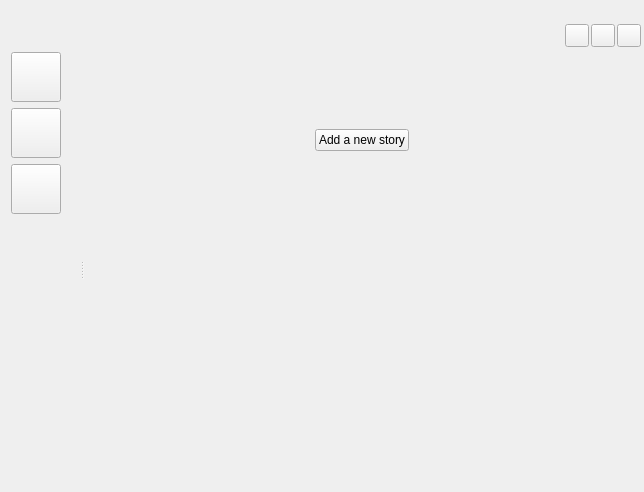
The window that ui/home_view.ui (zkovari/plotlyst) describes before a commit, drawn with Qt 5.
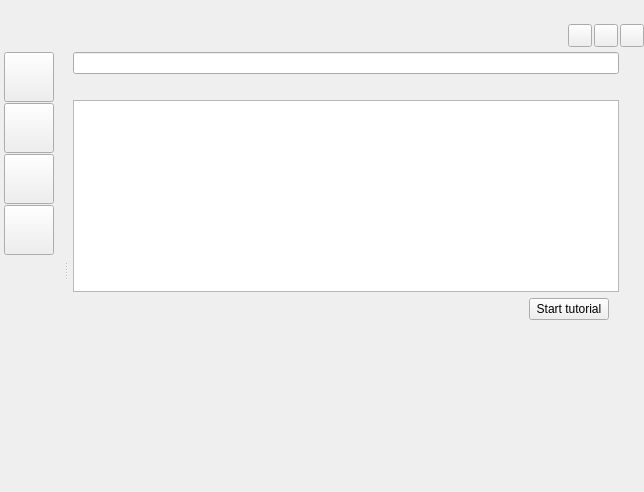
The same window after the commit. The open tabs and pages were chosen to show the change.

Patch:
```diff
--- a/ui/home_view.ui
+++ b/ui/home_view.ui
@@ -18,16 +18,16 @@
     <number>0</number>
    </property>
    <property name="leftMargin">
-    <number>2</number>
+    <number>0</number>
    </property>
    <property name="topMargin">
     <number>0</number>
    </property>
    <property name="rightMargin">
-    <number>3</number>
+    <number>0</number>
    </property>
    <property name="bottomMargin">
-    <number>2</number>
+    <number>0</number>
    </property>
    <item>
     <widget class="QWidget" name="wdgTop" native="true">
@@ -121,9 +121,18 @@
         <bool>true</bool>
        </property>
        <layout class="QVBoxLayout" name="verticalLayout_3">
+        <property name="spacing">
+         <number>1</number>
+        </property>
+        <property name="leftMargin">
+         <number>4</number>
+        </property>
         <property name="topMargin">
          <number>5</number>
         </property>
+        <property name="rightMargin">
+         <number>2</number>
+        </property>
         <item>
          <widget class="QToolButton" name="btnLibrary">
           <property name="minimumSize">
@@ -170,6 +179,52 @@
           </attribute>
          </widget>
         </item>
+        <item>
+         <widget class="QToolButton" name="btnTutorials">
+          <property name="minimumSize">
+           <size>
+            <width>50</width>
+            <height>50</height>
+           </size>
+          </property>
+          <property name="maximumSize">
+           <size>
+            <width>50</width>
+            <height>50</height>
+           </size>
+          </property>
+          <property name="cursor">
+           <cursorShape>PointingHandCursor</cursorShape>
+          </property>
+          <property name="toolTip">
+           <string>Tutorials</string>
+          </property>
+          <property name="text">
+           <string/>
+          </property>
+          <property name="iconSize">
+           <size>
+            <width>32</width>
+            <height>32</height>
+           </size>
+          </property>
+          <property name="checkable">
+           <bool>true</bool>
+          </property>
+          <property name="base" stdset="0">
+           <bool>false</bool>
+          </property>
+          <property name="main-navbar" stdset="0">
+           <bool>true</bool>
+          </property>
+          <property name="transparent" stdset="0">
+           <bool>true</bool>
+          </property>
+          <attribute name="buttonGroup">
+           <string notr="true">buttonGroup</string>
+          </attribute>
+         </widget>
+        </item>
         <item>
          <widget class="QToolButton" name="btnProgress">
           <property name="minimumSize">
@@ -817,6 +872,182 @@
          </item>
         </layout>
        </widget>
+       <widget class="QWidget" name="pageTutorials">
+        <layout class="QHBoxLayout" name="horizontalLayout_10">
+         <property name="spacing">
+          <number>0</number>
+         </property>
+         <property name="leftMargin">
+          <number>0</number>
+         </property>
+         <property name="topMargin">
+          <number>0</number>
+         </property>
+         <property name="rightMargin">
+          <number>0</number>
+         </property>
+         <property name="bottomMargin">
+          <number>0</number>
+         </property>
+         <item>
+          <widget class="QSplitter" name="splitterTutorials">
+           <property name="orientation">
+            <enum>Qt::Horizontal</enum>
+           </property>
+           <property name="childrenCollapsible">
+            <bool>false</bool>
+           </property>
+           <widget class="QWidget" name="wdgTutorialsParent" native="true">
+            <property name="bg" stdset="0">
+             <bool>true</bool>
+            </property>
+            <layout class="QVBoxLayout" name="verticalLayout_8">
+             <property name="spacing">
+              <number>0</number>
+             </property>
+             <property name="leftMargin">
+              <number>2</number>
+             </property>
+             <property name="topMargin">
+              <number>20</number>
+             </property>
+             <property name="rightMargin">
+              <number>2</number>
+             </property>
+             <property name="bottomMargin">
+              <number>2</number>
+             </property>
+            </layout>
+           </widget>
+           <widget class="QStackedWidget" name="stackTutorial">
+            <property name="currentIndex">
+             <number>1</number>
+            </property>
+            <widget class="QWidget" name="pageTutorialsEmpty">
+             <layout class="QVBoxLayout" name="verticalLayout_11"/>
+            </widget>
+            <widget class="QWidget" name="pageTutorialDisplay">
+             <property name="relaxed-white-bg" stdset="0">
+              <bool>true</bool>
+             </property>
+             <layout class="QVBoxLayout" name="verticalLayout_14">
+              <property name="leftMargin">
+               <number>5</number>
+              </property>
+              <property name="topMargin">
+               <number>5</number>
+              </property>
+              <property name="rightMargin">
+               <number>5</number>
+              </property>
+              <property name="bottomMargin">
+               <number>5</number>
+              </property>
+              <item>
+               <widget class="QLineEdit" name="lineTutorialTitle">
+                <property name="alignment">
+                 <set>Qt::AlignCenter</set>
+                </property>
+                <property name="readOnly">
+                 <bool>true</bool>
+                </property>
+               </widget>
+              </item>
+              <item>
+               <spacer name="horizontalSpacer_12">
+                <property name="orientation">
+                 <enum>Qt::Horizontal</enum>
+                </property>
+                <property name="sizeHint" stdset="0">
+                 <size>
+                  <width>40</width>
+                  <height>20</height>
+                 </size>
+                </property>
+               </spacer>
+              </item>
+              <item>
+               <widget class="QTextBrowser" name="textTutorial"/>
+              </item>
+              <item>
+               <layout class="QHBoxLayout" name="horizontalLayout_11">
+                <property name="spacing">
+                 <number>0</number>
+                </property>
+                <property name="rightMargin">
+                 <number>10</number>
+                </property>
+                <item>
+                 <spacer name="horizontalSpacer_8">
+                  <property name="orientation">
+                   <enum>Qt::Horizontal</enum>
+                  </property>
+                  <property name="sizeHint" stdset="0">
+                   <size>
+                    <width>40</width>
+                    <height>20</height>
+                   </size>
+                  </property>
+                 </spacer>
+                </item>
+                <item>
+                 <widget class="QPushButton" name="btnStartTutorial">
+                  <property name="cursor">
+                   <cursorShape>PointingHandCursor</cursorShape>
+                  </property>
+                  <property name="text">
+                   <string>Start tutorial</string>
+                  </property>
+                  <property name="base" stdset="0">
+                   <bool>true</bool>
+                  </property>
+                  <property name="positive" stdset="0">
+                   <bool>true</bool>
+                  </property>
+                 </widget>
+                </item>
+               </layout>
+              </item>
+              <item>
+               <spacer name="verticalSpacer_6">
+                <property name="orientation">
+                 <enum>Qt::Vertical</enum>
+                </property>
+                <property name="sizeHint" stdset="0">
+                 <size>
+                  <width>20</width>
+                  <height>40</height>
+                 </size>
+                </property>
+               </spacer>
+              </item>
+             </layout>
+            </widget>
+           </widget>
+          </widget>
+         </item>
+         <item>
+          <layout class="QVBoxLayout" name="verticalLayout_6">
+           <item>
+            <widget class="QWidget" name="wdgTutorialsChart" native="true"/>
+           </item>
+           <item>
+            <spacer name="verticalSpacer_3">
+             <property name="orientation">
+              <enum>Qt::Vertical</enum>
+             </property>
+             <property name="sizeHint" stdset="0">
+              <size>
+               <width>20</width>
+               <height>40</height>
+              </size>
+             </property>
+            </spacer>
+           </item>
+          </layout>
+         </item>
+        </layout>
+       </widget>
        <widget class="QWidget" name="pageProgress">
         <layout class="QVBoxLayout" name="verticalLayout_5">
          <property name="spacing">
```
